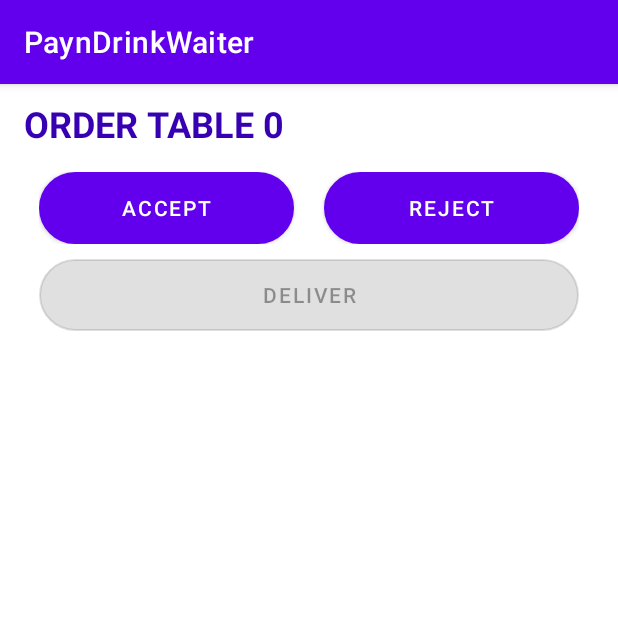
After one commit to TVT21KMO-R3-mobiiliProjekti/Pay-n-drink-waiter, an Android app: the ShoppingCartActivity screen opened directly, with no data from a screen before it, on a phone screen of 412 x 824 dp, the top half of it. The commit adds this screen. Run offline under Robolectric (Android 15) with nearby library versions, the phone set to English and light mode, and no system bars.

Commit message:
shopping cart view

```diff
--- /dev/null
+++ b/app/src/main/java/com/example/payndrinkwaiter/ShoppingCartActivity.kt
@@ -0,0 +1,122 @@
+package com.example.payndrinkwaiter
+
+import android.os.Bundle
+import android.widget.Button
+import android.widget.TextView
+import android.widget.Toast
+import androidx.appcompat.app.AppCompatActivity
+import androidx.recyclerview.widget.LinearLayoutManager
+import androidx.recyclerview.widget.RecyclerView
+import com.example.payndrinkwaiter.data.adapter.ShoppingcartItemAdapter
+import com.example.payndrinkwaiter.data.model.ShoppingcartItem
+import com.example.payndrinkwaiter.database.DatabaseAccess
+import com.example.payndrinkwaiter.database.OrderHasItems
+import java.sql.Connection
+
+class ShoppingCartActivity : AppCompatActivity() {
+    private val dbAccess = DatabaseAccess()
+    private var connection: Connection? = null
+    private lateinit var shoppingcartRecyclerView: RecyclerView
+    private lateinit var itemList: List<ShoppingcartItem>
+    private lateinit var items: MutableList<OrderHasItems>
+    private lateinit var layoutManager: LinearLayoutManager
+    private lateinit var adapter: ShoppingcartItemAdapter
+    private lateinit var bAccept: Button
+    private lateinit var bReject: Button
+    private lateinit var bDelivered: Button
+    private lateinit var tvOrder: TextView
+    private var orderPrice: Double? = null
+    private var orderID: Int? = null
+    private var seatID: Int? = null
+    private var waiterID: Int? = null
+
+    override fun onCreate(savedInstanceState: Bundle?) {
+        super.onCreate(savedInstanceState)
+        setContentView(R.layout.activity_shopping_cart)
+        shoppingcartRecyclerView = findViewById(R.id.rv_shoppingcart_items)
+        orderID = intent.getIntExtra("orderID", 0)
+        seatID = intent.getIntExtra("seat", 0)
+        waiterID = intent.getIntExtra("waiter", 0)
+        orderPrice = intent.getDoubleExtra("price", 0.00)
+        tvOrder = findViewById(R.id.tv_order)
+        tvOrder.text = String.format("ORDER TABLE %s", seatID.toString())
+        bAccept = findViewById(R.id.btnAccept)
+        if(intent.getBooleanExtra("accepted", false)){
+            bAccept.isEnabled = false
+            bDelivered.isEnabled = true
+        }
+        bAccept.setOnClickListener{
+            if(connection?.let { it1 -> dbAccess.acceptOrder(it1, orderID!!, waiterID!!) }!! == seatID) {
+                Toast.makeText(
+                    this@ShoppingCartActivity,
+                    String.format("Order %s accepted", orderID.toString()),
+                    Toast.LENGTH_SHORT
+                ).show()
+                bAccept.isEnabled = false
+                bDelivered.isEnabled = true
+            }
+            else{
+                Toast.makeText(
+                    this@ShoppingCartActivity,
+                    String.format("Failed to accept order %s", orderID.toString()),
+                    Toast.LENGTH_SHORT
+                ).show()
+            }
+        }
+        bReject = findViewById(R.id.btnReject)
+        bReject.setOnClickListener{
+            if(connection?.let { it1 -> dbAccess.rejectOrder(it1,
+                    orderID!!, waiterID!!, orderPrice!!
+                ) }!! > 0) {
+                Toast.makeText(
+                    this@ShoppingCartActivity,
+                    String.format("Order %s rejected", orderID.toString()),
+                    Toast.LENGTH_SHORT
+                ).show()
+                finish()
+            }
+            else{
+                Toast.makeText(
+                    this@ShoppingCartActivity,
+                    String.format("Failed to reject order %s", orderID.toString()),
+                    Toast.LENGTH_SHORT
+                ).show()
+            }
+        }
+        bDelivered = findViewById(R.id.btnDeliver)
+        bDelivered.setOnClickListener{
+            if(connection?.let { it1 -> dbAccess.fullfillOrder(it1, orderID!!) } == seatID){
+                Toast.makeText(
+                    this@ShoppingCartActivity,
+                    String.format("Order %s fulfilled", orderID.toString()),
+                    Toast.LENGTH_SHORT
+                ).show()
+                finish()
+            }
+        }
+        updateView()
+    }
+
+    private fun updateView() {
+        connection = dbAccess.connectToDatabase()
+        itemList = ArrayList()
+        layoutManager = LinearLayoutManager(this, LinearLayoutManager.VERTICAL, false)
+        itemList = emptyList()
+        if(orderID!! > 0) {
+            items = orderID?.let { connection?.let { it1 -> dbAccess.getItemsInOrder(it1, it) } }!!
+            for (item in items) {
+                val price = connection?.let { dbAccess.getItemPrice(it, item.itemID) }
+                itemList = itemList + ShoppingcartItem(item.id, item.itemName, item.quantity, price, item.delivered)
+            }
+
+            adapter = ShoppingcartItemAdapter(itemList)
+            shoppingcartRecyclerView.layoutManager = layoutManager
+            shoppingcartRecyclerView.setHasFixedSize(true)
+            shoppingcartRecyclerView.adapter = adapter
+            adapter.setOnItemClickListener(object : ShoppingcartItemAdapter.OnItemClickListener {
+                override fun onItemClick(position: Int) {
+                }
+            })
+        }
+    }
+}
--- a/app/src/main/java/com/example/payndrinkwaiter/data/model/OrderItem.kt
+++ b/app/src/main/java/com/example/payndrinkwaiter/data/model/OrderItem.kt
@@ -1,6 +1,6 @@
 package com.example.payndrinkwaiter.data.model
 
-import java.sql.Date
+import android.graphics.Color
 
 data class OrderItem(
     val id: Int,
@@ -8,5 +8,6 @@ data class OrderItem(
     val placed: Long,
     val fulfilled: Long?,
     val seat: Int,
-    val waiter: Int?
+    val waiter: Int?,
+    val accepted: Boolean?
 )
--- /dev/null
+++ b/app/src/main/res/drawable/rounded.xml
@@ -0,0 +1,7 @@
+<?xml version="1.0" encoding="utf-8"?>
+<shape xmlns:android="http://schemas.android.com/apk/res/android"
+    android:shape="rectangle">
+    <corners android:radius="100dp" />
+    <stroke android:width="1dp"  />
+    <solid android:color="#3700B2" />
+</shape>
--- /dev/null
+++ b/app/src/main/res/layout/activity_shopping_cart.xml
@@ -0,0 +1,66 @@
+<?xml version="1.0" encoding="utf-8"?>
+<LinearLayout xmlns:android="http://schemas.android.com/apk/res/android"
+    xmlns:tools="http://schemas.android.com/tools"
+    android:layout_width="match_parent"
+    android:layout_height="match_parent"
+    android:orientation="vertical"
+    android:paddingLeft="16dp"
+    android:paddingRight="16dp">
+
+    <TextView
+        android:id="@+id/tv_order"
+        android:layout_width="wrap_content"
+        android:layout_height="wrap_content"
+        android:layout_marginBottom="6dp"
+        android:paddingTop="10dp"
+        android:text="ORDER TABLE"
+        android:textColor="@color/purple_700"
+        android:textSize="24sp"
+        android:textStyle="bold" />
+
+    <androidx.recyclerview.widget.RecyclerView
+        android:id="@+id/rv_shoppingcart_items"
+        android:layout_width="match_parent"
+        android:layout_height="wrap_content"
+        android:background="@color/cardview_light_background"
+        android:orientation="horizontal">
+
+    </androidx.recyclerview.widget.RecyclerView>
+
+    <TableRow
+        android:layout_width="match_parent"
+        android:layout_height="wrap_content"
+        android:layout_margin="10dp">
+
+        <Button
+            android:id="@+id/btnAccept"
+            android:layout_width="match_parent"
+            android:layout_height="wrap_content"
+            android:layout_weight="1"
+            android:layout_marginRight="10dp"
+            android:background="@drawable/rounded"
+            android:text="ACCEPT" />
+
+        <Button
+            android:id="@+id/btnReject"
+            android:layout_width="match_parent"
+            android:layout_height="wrap_content"
+            android:layout_weight="1"
+            android:layout_marginLeft="10dp"
+            android:background="@drawable/rounded"
+            android:text="REJECT" />
+
+    </TableRow>
+
+    <Button
+        android:id="@+id/btnDeliver"
+        android:layout_width="match_parent"
+        android:layout_height="wrap_content"
+        android:background="@drawable/rounded"
+        android:layout_marginLeft="10dp"
+        android:layout_marginRight="10dp"
+        android:text="Deliver"
+        android:enabled="false"/>
+
+
+</LinearLayout>
```
Also changed, not shown: app/src/main/AndroidManifest.xml (+8 -1 lines), app/src/main/java/com/example/payndrinkwaiter/MainActivity.kt (+40 -15 lines), app/src/main/java/com/example/payndrinkwaiter/data/adapter/OrderItemAdapter.kt (renamed from app/src/main/java/com/example/payndrinkwaiter/data/Adapter/OrderItemAdapter.kt, +12 -6 lines), app/src/main/java/com/example/payndrinkwaiter/data/adapter/ShoppingcartItemAdapter.kt (added, +85 -0 lines), app/src/main/java/com/example/payndrinkwaiter/data/model/ShoppingcartItem.kt (added, +9 -0 lines), app/src/main/java/com/example/payndrinkwaiter/database/DatabaseAccess.kt (+56 -6 lines), app/src/main/res/layout/activity_main.xml (+11 -2 lines), app/src/main/res/layout/order_item.xml (+30 -11 lines), app/src/main/res/layout/shoppingcart_grid_item.xml (added, +87 -0 lines), app/src/main/res/values/colors.xml (+14 -0 lines), 1 other file.
